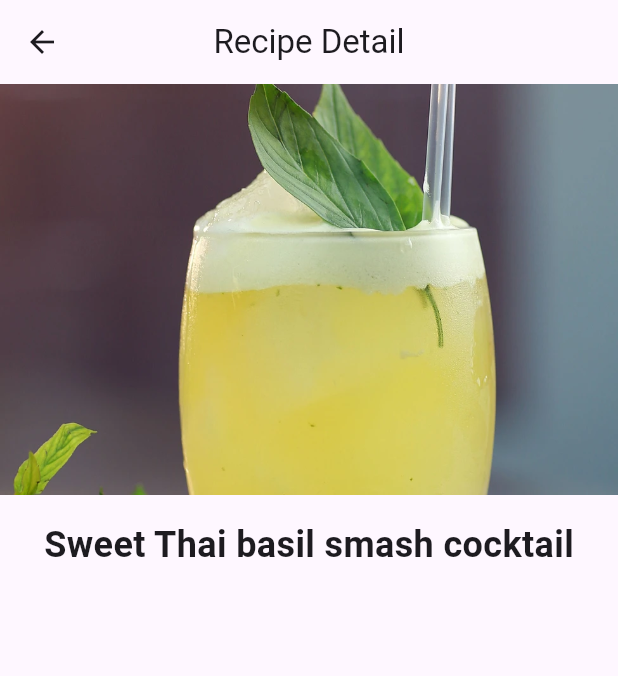
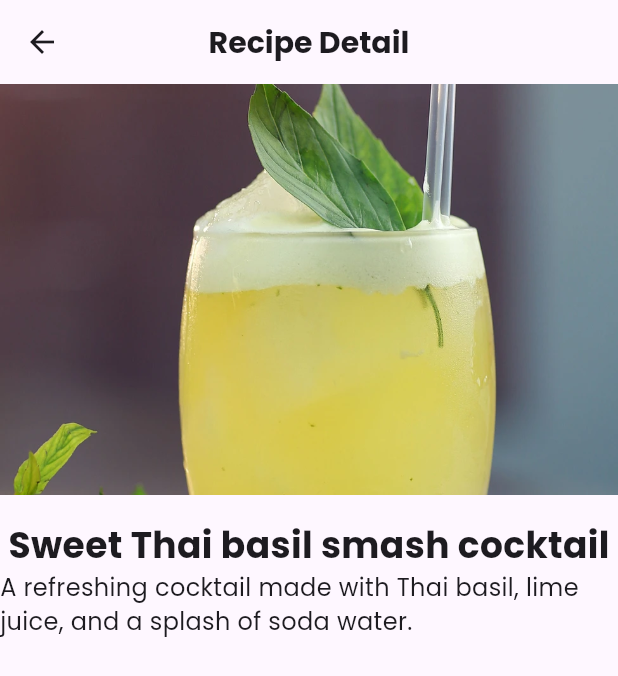
Before and after one commit to PhongamonJutipong/receipes, a Flutter app: the screen it shows after launch, after a tap on "Sweet Thai basil smash cocktail", on a phone screen of 412 x 824 dp. Shown: the top 676 px of the screen. Run offline on Flutter 3.47's test engine with Material 3 defaults, Android fonts, the phone set to English and light mode, and no system bars; our stand-ins replace google_fonts.

Commit message:
add description and Change font Google

```diff
--- a/lib/Model/recipe.dart
+++ b/lib/Model/recipe.dart
@@ -3,7 +3,7 @@ class Recipe { //ต้องเหมือนชื่อคลาส
   String imageUrl;   // path ของรูป
   String imgdetail; // รายละเอียดของเมนู
 
-  Recipe(this.imgLabel, this.imageUrl,this.imgdetail);
+  Recipe(this.imgLabel, this.imageUrl, this.imgdetail);
 
   static List<Recipe> samples = [
     Recipe(
--- a/lib/main.dart
+++ b/lib/main.dart
@@ -1,6 +1,7 @@
 import 'package:flutter/material.dart';
 import 'package:receipes/Model/recipe.dart';
 import 'package:receipes/recipe-detail.dart';
+import 'package:google_fonts/google_fonts.dart';
 
 void main() {
   runApp(const RecipeApp());
@@ -68,10 +69,9 @@ Widget buildRecipeCard(Recipe recipe) {
           SizedBox(height: 14.0),
           Text(
             recipe.imgLabel,
-            style: const TextStyle(
+            style: GoogleFonts.poppins(
               fontSize: 20.0,
-              fontWeight: FontWeight.w700,
-              fontFamily: 'Palatino',
+              fontWeight: FontWeight.w600,
             ),
           ),
           Text("I am Hungry"),
--- a/lib/recipe-detail.dart
+++ b/lib/recipe-detail.dart
@@ -1,7 +1,8 @@
 import 'package:flutter/material.dart';
 import 'package:receipes/Model/recipe.dart';
+import 'package:google_fonts/google_fonts.dart';
 
-class Recipedetail extends StatelessWidget{
+class Recipedetail extends StatelessWidget {
   final Recipe recipe;
 
   const Recipedetail({super.key, required this.recipe});
@@ -10,7 +11,13 @@ class Recipedetail extends StatelessWidget{
   Widget build(BuildContext context) {
     return Scaffold(
       appBar: AppBar(
-        title: const Text('Recipe Detail'),
+        title: Text(
+          'Recipe Detail',
+          style: GoogleFonts.poppins(
+            fontSize: 20.0,
+            fontWeight: FontWeight.bold,
+          ),
+        ),
       ),
       body: Center(
         child: Column(
@@ -19,11 +26,12 @@ class Recipedetail extends StatelessWidget{
             const SizedBox(height: 16.0),
             Text(
               recipe.imgLabel,
-              style: const TextStyle(
+              style: GoogleFonts.poppins(
                 fontSize: 24.0,
                 fontWeight: FontWeight.bold,
               ),
             ),
+            Text(recipe.imgdetail, style: GoogleFonts.poppins(fontSize: 16.0)),
           ],
         ),
       ),
--- a/pubspec.yaml
+++ b/pubspec.yaml
@@ -45,6 +45,7 @@ dev_dependencies:
   # package. See that file for information about deactivating specific lint
   # rules and activating additional ones.
   flutter_lints: ^6.0.0
+  google_fonts: ^6.1.0
 
 # For information on the generic Dart part of this file, see the
 # following page: https://dart.dev/tools/pub/pubspec
```
Also changed, not shown: pubspec.lock.
